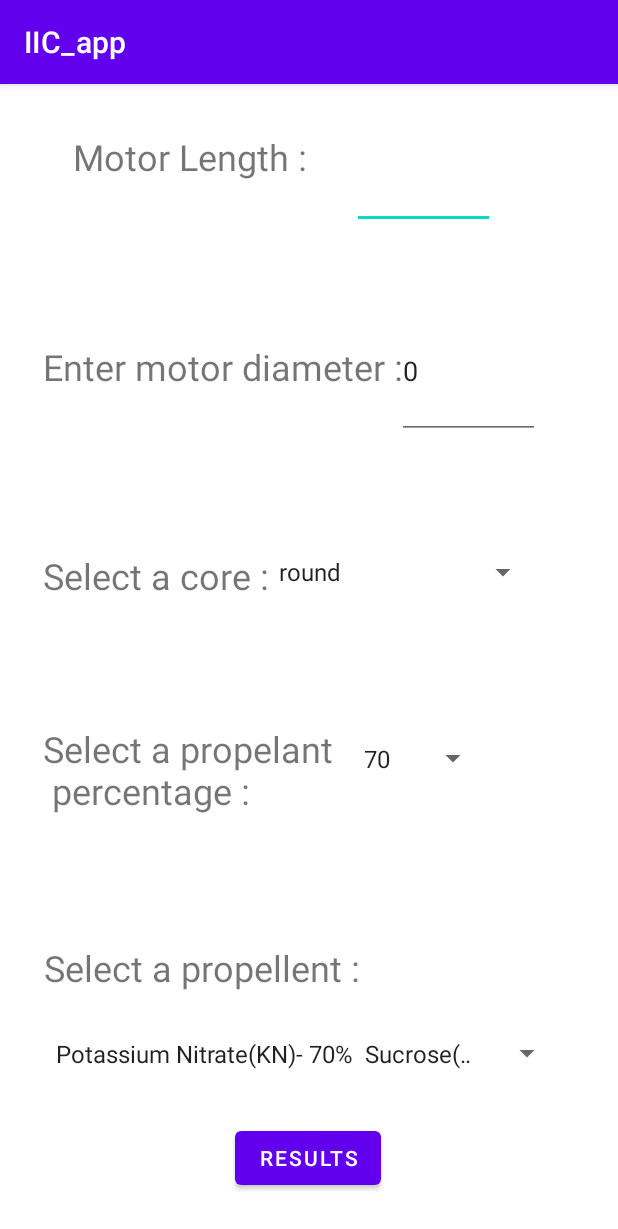
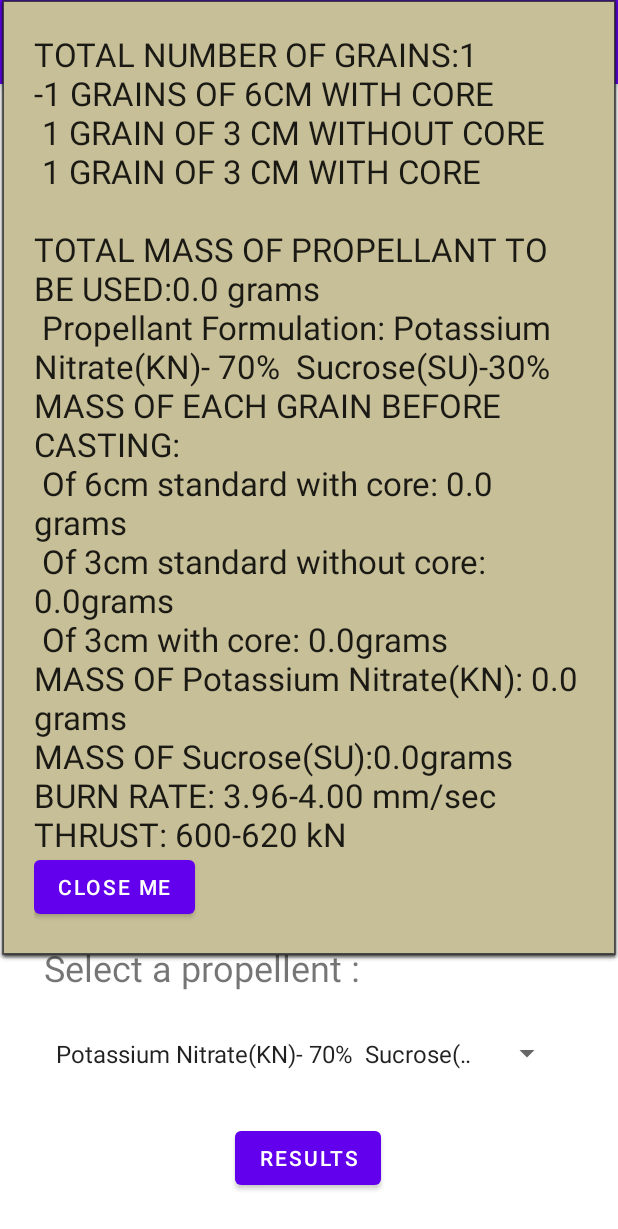
Before and after one commit to SySagar/IIC_app, an Android app: the screen it shows after launch (MainActivity), after a tap on "RESULTS", on a phone screen of 412 x 824 dp. Shown: the top 1229 px of the screen. Run offline under Robolectric (Android 15) with nearby library versions, the phone set to English and light mode, and no system bars.

Commit message:
did some calculation

```diff
--- a/app/src/main/java/com/example/iic_app/MainActivity.kt
+++ b/app/src/main/java/com/example/iic_app/MainActivity.kt
@@ -1,13 +1,7 @@
 package com.example.iic_app
 
-import android.content.Context
-import android.graphics.Color
-import android.os.Build
 import android.os.Bundle
-import android.transition.Slide
-import android.transition.TransitionManager
 import android.view.Gravity
-import android.view.LayoutInflater
 import android.view.View
 import android.widget.*
 import android.widget.AdapterView.OnItemSelectedListener
@@ -26,7 +20,7 @@ class MainActivity : AppCompatActivity(), OnItemSelectedListener {
     var dm: Int=0
     var dc: Int=0
     var prop_choice=0
-    var results : TextView = findViewById(R.id.text_view)
+
 
 
     var propellants = arrayOf<String?>("Potassium Nitrate(KN)- 70%  Sucrose(SU)-30%",
@@ -89,6 +83,7 @@ class MainActivity : AppCompatActivity(), OnItemSelectedListener {
 
         val per = findViewById<View>(R.id.editTextDate) as EditText
         val len = findViewById<View>(R.id.editTextDate2) as EditText
+        per.setText("0")
         len.setText("0")
         length=(per.getText().toString()).toIntOrNull()
         select_prop= spin.getSelectedItem().toString()
@@ -101,77 +96,23 @@ class MainActivity : AppCompatActivity(), OnItemSelectedListener {
 
 
 
+        //generating the output
+        val popUp=PopupWindow(this)
+        val view=layoutInflater.inflate(R.layout.another_view,null)
+        val button : Button=findViewById(R.id.res)
+        button.setOnClickListener(View.OnClickListener(){
 
-        //generating the output
-        val button : Button=findViewById(R.id.button)
-        button.setOnClickListener {
-            // Initialize a new layout inflater instance
-            val inflater: LayoutInflater =
-                getSystemService(Context.LAYOUT_INFLATER_SERVICE) as LayoutInflater
-
-            // Inflate a custom view using layout inflater
-            val view = inflater.inflate(R.layout.another_view, null)
-
-            // Initialize a new instance of popup window
-            val popupWindow = PopupWindow(
-                view, // Custom view to show in popup window
-                LinearLayout.LayoutParams.WRAP_CONTENT, // Width of popup window
-                LinearLayout.LayoutParams.WRAP_CONTENT // Window height
-            )
-
-            // Set an elevation for the popup window
-            if (Build.VERSION.SDK_INT >= Build.VERSION_CODES.LOLLIPOP) {
-                popupWindow.elevation = 10.0F
+            calculate_grains(view)
+            popUp.contentView=view
+            popUp.showAtLocation(view, 1,0,0)
+            val close=view.findViewById<Button>(R.id.close)
+            close.setOnClickListener(){
+                popUp.dismiss()
             }
+        }
+        );
 
 
-            // If API level 23 or higher then execute the code
-            if (Build.VERSION.SDK_INT >= Build.VERSION_CODES.M) {
-                // Create a new slide animation for popup window enter transition
-                val slideIn = Slide()
-                slideIn.slideEdge = Gravity.TOP
-                popupWindow.enterTransition = slideIn
-
-                // Slide animation for popup window exit transition
-                val slideOut = Slide()
-                slideOut.slideEdge = Gravity.RIGHT
-                popupWindow.exitTransition = slideOut
-            }
-
-            // Get the widgets reference from custom view
-            val tv = view.findViewById<TextView>(R.id.text_view)
-            val buttonPopup = view.findViewById<Button>(R.id.button_popup)
-
-            // Set click listener for popup window's text view
-            tv.setOnClickListener {
-                // Change the text color of popup window's text view
-                tv.setTextColor(Color.RED)
-            }
-
-            // Set a click listener for popup's button widget
-            buttonPopup.setOnClickListener {
-                // Dismiss the popup window
-                popupWindow.dismiss()
-            }
-
-            // Set a dismiss listener for popup window
-            popupWindow.setOnDismissListener {
-                Toast.makeText(applicationContext, "Popup closed", Toast.LENGTH_SHORT).show()
-            }
-
-
-            // Finally, show the popup window on app
-
-            TransitionManager.beginDelayedTransition(root_layout)
-            popupWindow.showAtLocation(
-                root_layout, // Location to display popup window
-                Gravity.CENTER, // Exact position of layout to display popup
-                0, // X offset
-                0 // Y offset
-            )
-
-
-        }
     }
 
     override fun onItemSelected(parent: AdapterView<*>?,
@@ -183,15 +124,15 @@ class MainActivity : AppCompatActivity(), OnItemSelectedListener {
 
     override fun onNothingSelected(parent: AdapterView<*>?) {}
 
-    fun calculate_grains()
+    fun calculate_grains(view: View)
     {
-
+        var str=" "
         //val info_display :EditText
         var total_mass : Double =0.0
-        grain_length=(prop!! *length!!)/100 as Int
-        var cn = grain_length/6-1 as Int
+        grain_length=(prop!! * length!!)/100 as Int
+        var cn = (grain_length/6)-1 as Int
 
-        var str="TOTAL NUMBER OF GRAINS:"+(cn+2)+"\n"+cn+" GRAINS OF 6CM WITH CORE \n 1 GRAIN OF 3 CM WITHOUT CORE \n 1 GRAIN OF 3 CM WITH CORE"
+        str="TOTAL NUMBER OF GRAINS:"+(cn+2)+"\n"+cn+" GRAINS OF 6CM WITH CORE \n 1 GRAIN OF 3 CM WITHOUT CORE \n 1 GRAIN OF 3 CM WITH CORE"
         if (coreType=="star")
         {
             if (grain_length % 6 == 0)
@@ -224,7 +165,7 @@ class MainActivity : AppCompatActivity(), OnItemSelectedListener {
             else
             if (grain_length % 6<=3)
             {
-                var str="TOTAL NUMBER OF GRAINS: "+(cn+2)+"\n"+cn+"GRAINS OF 6CM WITH CORE \n 1 GRAIN OF 3 CM WITHOUT CORE \n 1 GRAIN OF "+(grain_length - 6*cn - 3)+" CM WITH CORE"
+                str="TOTAL NUMBER OF GRAINS: "+(cn+2)+"\n"+cn+"GRAINS OF 6CM WITH CORE \n 1 GRAIN OF 3 CM WITHOUT CORE \n 1 GRAIN OF "+(grain_length - 6*cn - 3)+" CM WITH CORE"
                 if(prop_choice==0)
                 {total_mass=1.8*(cn*2.0189*6*0.25*dm*dm + 3.1415*3*0.25*dm*dm + 2.0189*(grain_length - 6*cn - 3)*0.25*dm*dm)
                 str+="\n\nTOTAL MASS OF PROPELLANT TO BE USED: "+total_mass+"grams\nPropellant Formulation: Potassium Nitrate(KN)- 70%  Sucrose(SU)-30%\nMASS OF EACH GRAIN BEFORE CASTING:\n Of 6cm standard with core: "+1.8*(2.0189*6*0.25*dm*dm)+"grams\n Of 3cm standard without core: "+1.8*(3.1415*3*0.25*dm*dm)+"grams\n Of "+(grain_length - 6*cn - 3)+"cm with core: "+1.8*(2.0189*(grain_length - 6*cn - 3)*0.25*dm*dm)+"grams\nMASS OF Potassium Nitrate(KN): "+0.7*total_mass+"grams\nMASS OF Sucrose(SU): "+0.3*total_mass+"grams\nBURN RATE: 3.96-4.00 mm/sec\nTHRUST: 600-620 kN\nSPECIFIC IMPULSE: 150-155 sec"}
@@ -251,7 +192,7 @@ class MainActivity : AppCompatActivity(), OnItemSelectedListener {
             }
             else
             if(grain_length%6==4)
-            {var str="TOTAL NUMBER OF GRAINS: "+(cn+2)+"\n"+(cn-1)+"GRAINS OF 6CM WITH CORE\n 1 GRAIN OF 3 CM WITHOUT CORE\n 2 GRAINS OF 6.5 CM WITH CORE"
+            {str="TOTAL NUMBER OF GRAINS: "+(cn+2)+"\n"+(cn-1)+"GRAINS OF 6CM WITH CORE\n 1 GRAIN OF 3 CM WITHOUT CORE\n 2 GRAINS OF 6.5 CM WITH CORE"
                 if(prop_choice==0)
                 {total_mass=1.8*((cn-1)*2.0189*6*0.25*dm*dm + 3.1415*3*0.25*dm*dm + 2*2.0189*6.5*0.25*dm*dm)
                     str+="\n\nTOTAL MASS OF PROPELLANT TO BE USED: "+total_mass+"grams\nPropellant Formulation: Potassium Nitrate(KN)- 70%  Sucrose(SU)-30%\nMASS OF EACH GRAIN BEFORE CASTING:\n Of 6cm standard with core: "+1.8*(2.0189*6*0.25*dm*dm)+"grams\n Of 3cm standard without core: "+1.8*(3.1415*3*0.25*dm*dm)+"grams\n Of 6.5cm with core: "+1.8*(2.0189*6.5*0.25*dm*dm)+"grams\nMASS OF Potassium Nitrate(KN): "+0.7*total_mass+"grams\nMASS OF Sucrose(SU): "+0.3*total_mass+"grams\nBURN RATE: 3.96-4.00 mm/sec\nTHRUST: 600-620 kN\nSPECIFIC IMPULSE: 150-155 sec"}
@@ -338,7 +279,7 @@ class MainActivity : AppCompatActivity(), OnItemSelectedListener {
             else
                 if (grain_length % 6<=3)
                 {
-                    var str="TOTAL NUMBER OF GRAINS: "+(cn+2)+"\n"+cn+"GRAINS OF 6CM WITH CORE \n 1 GRAIN OF 3 CM WITHOUT CORE \n 1 GRAIN OF "+(grain_length - 6*cn - 3)+" CM WITH CORE"
+                    str="TOTAL NUMBER OF GRAINS: "+(cn+2)+"\n"+cn+"GRAINS OF 6CM WITH CORE \n 1 GRAIN OF 3 CM WITHOUT CORE \n 1 GRAIN OF "+(grain_length - 6*cn - 3)+" CM WITH CORE"
                     if(prop_choice==0)
                     {total_mass=1.8*(cn*3.1415*6*0.25*(dm*dm-dc*dc) + 3.1415*3*0.25*dm*dm + 3.1415*(grain_length - 6*cn - 3)*0.25*(dm*dm-dc*dc))
                         str+="\n\nTOTAL MASS OF PROPELLANT TO BE USED: "+total_mass+"grams\nPropellant Formulation: Potassium Nitrate(KN)- 70%  Sucrose(SU)-30%\nMASS OF EACH GRAIN BEFORE CASTING:\n Of 6cm standard with core: "+1.8*(3.1415*6*0.25*(dm*dm-dc*dc))+"grams\n Of 3cm standard without core: "+1.8*(3.1415*3*0.25*dm*dm)+"grams\n Of "+(grain_length - 6*cn - 3)+"cm with core: "+1.8*(3.1415*(grain_length - 6*cn - 3)*0.25*(dm*dm-dc*dc))+"grams\nMASS OF Potassium Nitrate(KN): "+0.7*total_mass+"grams\nMASS OF Sucrose(SU): "+0.3*total_mass+"grams\nBURN RATE: 3.96-4.00 mm/sec\nTHRUST: 600-620 kN\nSPECIFIC IMPULSE: 150-155 sec"}
@@ -365,7 +306,7 @@ class MainActivity : AppCompatActivity(), OnItemSelectedListener {
                 }
                 else
                     if(grain_length%6==4)
-                    {var str="TOTAL NUMBER OF GRAINS: "+(cn+2)+"\n"+(cn-1)+"GRAINS OF 6CM WITH CORE\n 1 GRAIN OF 3 CM WITHOUT CORE\n 2 GRAINS OF 6.5 CM WITH CORE"
+                    {str="TOTAL NUMBER OF GRAINS: "+(cn+2)+"\n"+(cn-1)+"GRAINS OF 6CM WITH CORE\n 1 GRAIN OF 3 CM WITHOUT CORE\n 2 GRAINS OF 6.5 CM WITH CORE"
                         if(prop_choice==0)
                         {total_mass=1.8*((cn-1)*3.1415*6*0.25*(dm*dm-dc*dc) + 3.1415*3*0.25*dm*dm + 2*3.1415*6.5*0.25*(dm*dm-dc*dc))
                             str+="\n\nTOTAL MASS OF PROPELLANT TO BE USED: "+total_mass+"grams\nPropellant Formulation: Potassium Nitrate(KN)- 70%  Sucrose(SU)-30%\nMASS OF EACH GRAIN BEFORE CASTING:\n Of 6cm standard with core: "+1.8*(3.1415*6*0.25*(dm*dm-dc*dc))+"grams\n Of 3cm standard without core: "+1.8*(3.1415*3*0.25*dm*dm)+"grams\n Of 6.5cm with core: "+1.8*(3.1415*6.5*0.25*(dm*dm-dc*dc))+"grams\nMASS OF Potassium Nitrate(KN): "+0.7*total_mass+"grams\nMASS OF Sucrose(SU): "+0.3*total_mass+"grams\nBURN RATE: 3.96-4.00 mm/sec\nTHRUST: 600-620 kN\nSPECIFIC IMPULSE: 150-155 sec"}
@@ -421,7 +362,7 @@ class MainActivity : AppCompatActivity(), OnItemSelectedListener {
 
                     }
         }
-
+        val results=view.findViewById<TextView>(R.id.pop_message)
         results . setText(str)
 
     }
--- a/app/src/main/res/layout/activity_main.xml
+++ b/app/src/main/res/layout/activity_main.xml
@@ -2,6 +2,7 @@
 <androidx.constraintlayout.widget.ConstraintLayout xmlns:android="http://schemas.android.com/apk/res/android"
     xmlns:app="http://schemas.android.com/apk/res-auto"
     xmlns:tools="http://schemas.android.com/tools"
+    android:id="@+id/root_layout"
     android:layout_width="match_parent"
     android:layout_height="match_parent"
     tools:context=".MainActivity">
@@ -132,7 +133,7 @@
         tools:ignore="SpeakableTextPresentCheck" />
 
     <Button
-        android:id="@+id/button"
+        android:id="@+id/res"
         android:layout_width="wrap_content"
         android:layout_height="wrap_content"
         android:text="results"
--- a/app/src/main/res/layout/another_view.xml
+++ b/app/src/main/res/layout/another_view.xml
@@ -1,6 +1,8 @@
 <?xml version="1.0" encoding="utf-8"?>
+
 <LinearLayout
     xmlns:android="http://schemas.android.com/apk/res/android"
+    xmlns:tools="http://schemas.android.com/tools"
     android:id="@+id/linear_layout"
     android:layout_width="match_parent"
     android:layout_height="match_parent"
@@ -8,17 +10,24 @@
     android:background="#c7bf98"
     android:padding="20dp"
     >
-    <TextView
-        android:id="@+id/text_view"
+
+    <ScrollView
+        android:layout_width="372dp"
+        android:layout_height="546dp">
+
+        <TextView
+            android:id="@+id/pop_message"
+            android:layout_width="wrap_content"
+            android:layout_height="wrap_content"
+            android:text="This is the result"
+            android:textAppearance="@style/Base.TextAppearance.AppCompat.Large" />
+    </ScrollView>
+
+    <Button
+        android:id="@+id/close"
         android:layout_width="wrap_content"
         android:layout_height="wrap_content"
-        android:text="Click me to change my text color"
-        android:textAppearance="@style/Base.TextAppearance.AppCompat.Large"
-        />
-    <Button
-        android:id="@+id/button_popup"
-        android:layout_width="wrap_content"
-        android:layout_height="wrap_content"
-        android:text="Close Me"
-        />
+        android:text="Close Me" />
+
+
 </LinearLayout>
```
